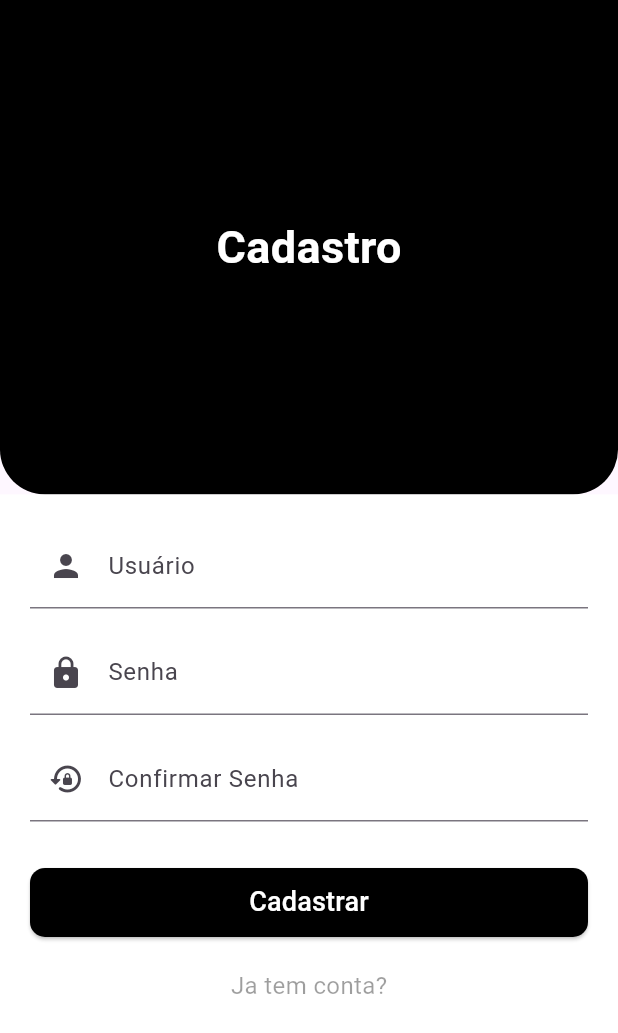
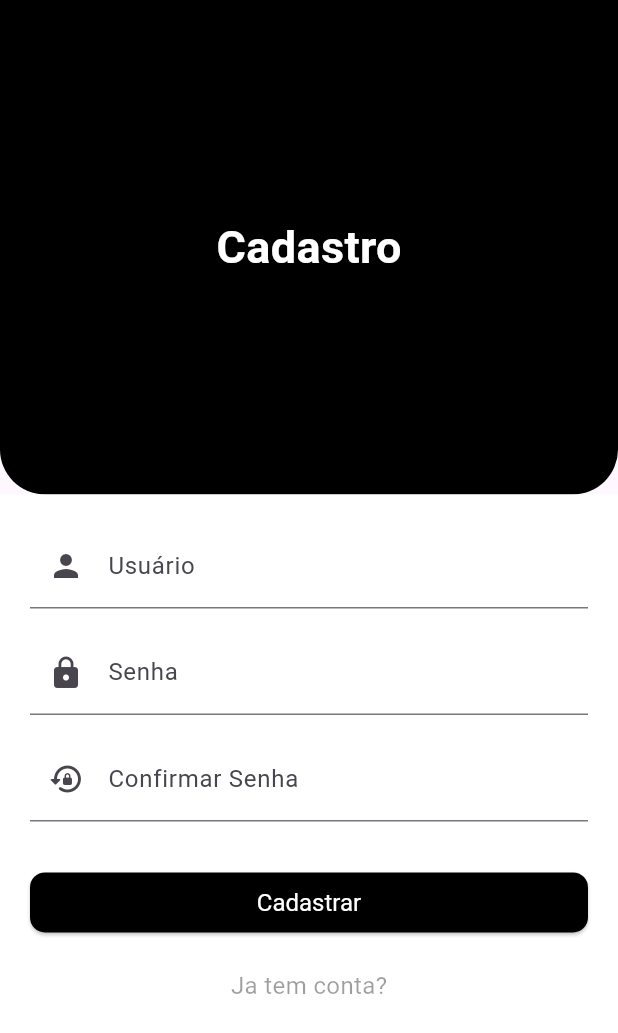
Before and after one commit to Isaluh/flutterToDo, a Flutter app: the screen it shows after launch, after a tap on "Continuar", after a tap on the "logout" icon, after a tap on "Criar uma conta", on a phone screen of 412 x 824 dp. Shown: the top 1033 px of the screen. Run offline on Flutter 3.47's test engine with Material 3 defaults, Android fonts, the phone set to English and light mode, and no system bars; our stand-ins replace local_auth, shared_preferences.

Commit message:
componentzacao do botao

```diff
--- /dev/null
+++ b/lib/components/botoes.dart
@@ -0,0 +1,54 @@
+import 'package:flutter/material.dart';
+
+class ElevatedButtonComponent extends StatelessWidget {
+  final VoidCallback onPressed;
+  final String text;
+  final Color color;
+  final Color textColor;
+  final double fontSize;
+  final FontWeight fontWeight;
+  final double? paddingVertical;
+  final double? paddingHorizontal;
+  final Size minimumSize;
+  final BorderRadiusGeometry? borderRadius;
+
+  const ElevatedButtonComponent({super.key,
+    required this.onPressed,
+    required this.text,
+    this.color = Colors.black,
+    this.textColor = Colors.white,
+    this.fontSize = 16.0,
+    this.fontWeight = FontWeight.normal,
+    this.paddingVertical = 10.0,
+    this.paddingHorizontal = 20.0,
+    this.minimumSize = const Size(0.0, 0.0),
+    this.borderRadius = const BorderRadius.all(Radius.circular(10)),
+  });
+
+  @override
+  Widget build(BuildContext context) {
+    return ElevatedButton(
+      onPressed: onPressed,
+      style: ElevatedButton.styleFrom(
+        backgroundColor: color,
+        shape: RoundedRectangleBorder(
+          borderRadius: borderRadius!,
+
+        ),
+        minimumSize: minimumSize,
+        padding: EdgeInsets.symmetric(
+          vertical: paddingVertical!,
+          horizontal: paddingHorizontal!,
+        ),
+        textStyle: TextStyle(fontWeight: fontWeight)
+      ),
+      child: Text(
+        text,
+        style: TextStyle(
+          fontSize: fontSize,
+          color: textColor,
+        ),
+      ),
+    );
+  }
+}
--- a/lib/pages/cadastro.dart
+++ b/lib/pages/cadastro.dart
@@ -1,5 +1,6 @@
 import 'package:flutter/material.dart';
 import 'package:provider/provider.dart';
+import 'package:to_do_app/components/botoes.dart';
 import 'package:to_do_app/pages/home.dart';
 import 'package:to_do_app/pages/login.dart';
 import 'package:to_do_app/providers/users.dart';
@@ -112,22 +113,7 @@ class _CadastroPageState extends State<CadastroPage> {
                   ),
                 ),
                 SizedBox(height: 30),
-
-                ElevatedButton(
-                  onPressed: _cadastrar,
-                  style: ElevatedButton.styleFrom(
-                    padding: EdgeInsets.symmetric(vertical: 10),
-                    shape: RoundedRectangleBorder(
-                      borderRadius: BorderRadius.circular(10),
-                    ),
-                    minimumSize: Size(MediaQuery.of(context).size.width - 20, 0),
-                    backgroundColor: Colors.black,
-                  ),
-                  child: Text(
-                    'Cadastrar',
-                    style: TextStyle(fontSize: 18, color: Colors.white),
-                  ),
-                ),
+                ElevatedButtonComponent(onPressed: _cadastrar, text: 'Cadastrar', color: Colors.black, textColor: Colors.white, minimumSize: Size(double.infinity, 40),),
                 SizedBox(height: 20),
 
                 GestureDetector(
--- a/lib/pages/login.dart
+++ b/lib/pages/login.dart
@@ -1,5 +1,6 @@
 import 'package:flutter/material.dart';
 import 'package:provider/provider.dart';
+import 'package:to_do_app/components/botoes.dart';
 import 'package:to_do_app/pages/home.dart';
 import 'package:to_do_app/pages/cadastro.dart';
 import 'package:to_do_app/providers/users.dart';
@@ -135,6 +136,7 @@ class _LoginPageState extends State<LoginPage> {
                   ),
                 ),
                 SizedBox(height: 30),
+                // COLOCAR COMPONENTZAÇÃO
                 ElevatedButton.icon(
                   onPressed: _authenticateWithBiometrics,
                   icon: Icon(Icons.fingerprint, color: Colors.black),
@@ -149,21 +151,7 @@ class _LoginPageState extends State<LoginPage> {
                   ),
                 ),
                 SizedBox(height: 5),
-                ElevatedButton(
-                  onPressed: _login,
-                  style: ElevatedButton.styleFrom(
-                    padding: EdgeInsets.symmetric(vertical: 10),
-                    shape: RoundedRectangleBorder(
-                      borderRadius: BorderRadius.circular(10),
-                    ),
-                    minimumSize: Size(MediaQuery.of(context).size.width - 20, 0),
-                    backgroundColor: Colors.black,
-                  ),
-                  child: Text(
-                    'Entrar',
-                    style: TextStyle(fontSize: 18, color: Colors.white),
-                  ),
-                ),
+                ElevatedButtonComponent(onPressed: _login, text: 'Entrar', color: Colors.black, textColor: Colors.white, minimumSize: Size(double.infinity, 40),),
                 SizedBox(height: 20),
                 GestureDetector(
                   onTap: _goToCadastroPage,
--- a/lib/pages/splash.dart
+++ b/lib/pages/splash.dart
@@ -1,4 +1,5 @@
 import 'package:flutter/material.dart';
+import 'package:to_do_app/components/botoes.dart';
 import 'dart:async';
 import 'package:to_do_app/pages/home.dart';
 import 'package:shared_preferences/shared_preferences.dart';
@@ -84,20 +85,7 @@ class _SplashPageState extends State<SplashPage> {
               bottom: 20,
               left: 20,
               right: 20,
-              child: ElevatedButton(
-                onPressed: () => _checkLoginStatus(),
-                style: ElevatedButton.styleFrom(
-                  backgroundColor: Colors.white,
-                  shape: RoundedRectangleBorder(
-                    borderRadius: BorderRadius.circular(10),
-                  ),
-                  padding: EdgeInsets.symmetric(vertical: 10),
-                ),
-                child: Text(
-                  "Continuar",
-                  style: TextStyle(fontSize: 16, color: Colors.black),
-                ),
-              ),
+              child: ElevatedButtonComponent(onPressed: () => _checkLoginStatus(), text: 'Continuar', borderRadius: const BorderRadius.all(Radius.circular(10)), color: Colors.white, textColor: Colors.black,),
             ),
         ],
       ),
```
Also changed, not shown: lib/pages/on_boarding.dart (+5 -39 lines), 1 other file.
